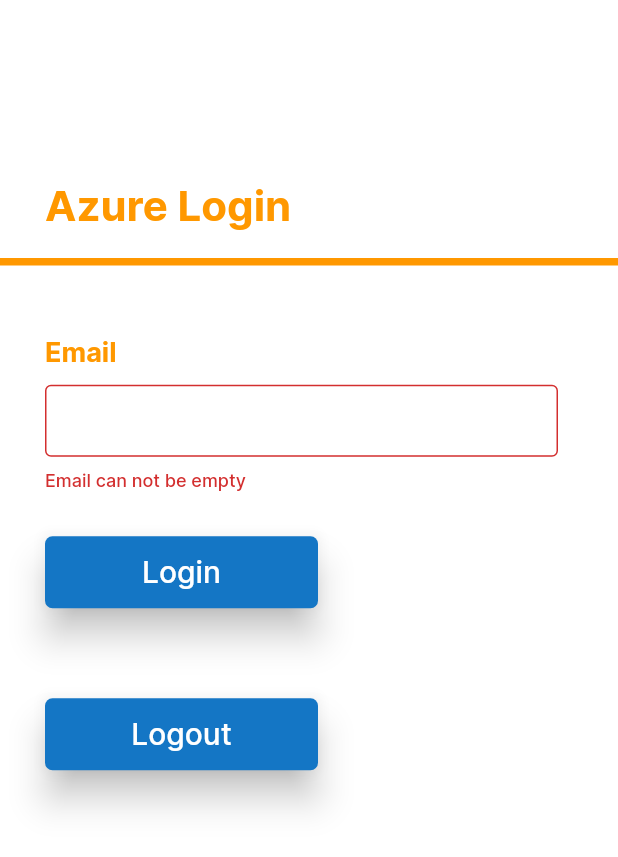
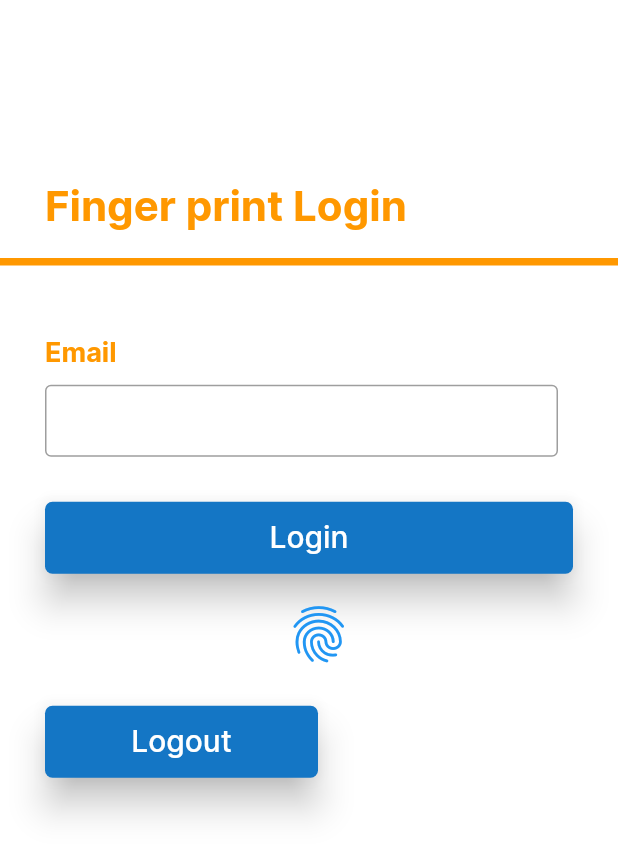
Before and after one commit to Zackcodder/rhapsave, a Flutter app: the SignIn screen opened directly, after a tap on "Login", on a phone screen of 412 x 824 dp. Shown: the top 857 px of the screen. Run offline on Flutter 3.47's test engine with Material 2 defaults, Android fonts, the phone set to English and light mode, and no system bars; our stand-ins replace font_awesome_flutter, local_auth, qr_flutter; missing offline and left inert: aad_oauth, qr_code_scanner.

Commit message:
modified:   .vscode/settings.json 	modified:   android/app/build.gradle 	modified:   android/app/src/main/AndroidManifest.xml 	modified:   android/app/src/main/kotlin/com/example/rhapsave/MainActivity.kt 	modified:   ios/Runner/Info.plist 	modified:   lib/main.dart 	new file:   lib/qrcodegen.dart 	new file:   lib/qrview.dart 	new file:   lib/scanner.dart 	modified:   lib/signin.dart 	modified:   pubspec.lock 	modified:   pubspec.yaml

```diff
--- a/lib/main.dart
+++ b/lib/main.dart
@@ -2,6 +2,7 @@
 
 import 'package:flutter/material.dart';
 import 'package:rhapsave/home.dart';
+import 'package:rhapsave/scanner.dart';
 // My OWn Package
 import 'package:rhapsave/signin.dart';
 
@@ -19,7 +20,7 @@ final navigatorKey = GlobalKey<NavigatorState>();
 class MyApp extends StatelessWidget {
   // final bool autoLogin;
   //this.autoLogin,
-  const MyApp( {Key? key}) : super(key: key);
+  const MyApp({Key? key}) : super(key: key);
 
   @override
   Widget build(BuildContext context) {
@@ -35,7 +36,7 @@ class MyApp extends StatelessWidget {
         ),
         primaryColor: Colors.blue,
       ),
-      home: Authenticate(),
+      home: SignIn(),
       // !autoLogin ? SignIn() : Home(),
       // SignIn(),
 
--- a/lib/signin.dart
+++ b/lib/signin.dart
@@ -2,6 +2,7 @@
 
 import 'dart:convert';
 import 'package:flutter/material.dart';
+import 'package:flutter/services.dart';
 
 // My own package
 
@@ -10,6 +11,8 @@ import 'package:rhapsave/home.dart';
 import 'package:aad_oauth/aad_oauth.dart';
 import 'package:aad_oauth/model/config.dart';
 import 'package:rhapsave/main.dart';
+import 'package:local_auth/local_auth.dart';
+import 'package:rhapsave/scanner.dart';
 
 // final navigatorKey = GlobalKey<NavigatorState>();
 
@@ -144,8 +147,6 @@ class _SignInState extends State<SignIn> {
       // "Authorization": "Bearer",
       "Content-Type": "application/json",
     });
-
-
 
     // print(response.body);
     print(email);
@@ -329,8 +330,8 @@ class _SignInState extends State<SignIn> {
   // //     if (accessToken != null) {
 
   // //     print(accessToken);
-  // //       Navigator.push(
-  // //           context, MaterialPageRoute(builder: (context) => Home()));
+  // Navigator.push(
+  //     context, MaterialPageRoute(builder: (context) => Home()));
   // //       showMessage('Login Successfully');
   // //     } else if (accessToken == null) {
   // //       Navigator.push(
@@ -374,6 +375,171 @@ class _SignInState extends State<SignIn> {
     return exitApp ?? false;
   }
 
+  // late final LocalAuthentication auth;
+  // bool _supportState = false;
+
+  //function to get available thumbprint
+  // Future<void> _getAvailableBiometrics() async {
+  //   List<BiometricType> availableBiometrics =
+  //       await auth.getAvailableBiometrics();
+  //   if (!mounted) {
+  //     return;
+  //   }
+  // }
+
+  // //function to authenticate using finger print
+  // Future<void> _authenticate() async {
+  //   try {
+  //     bool authenticated = await auth.authenticate(
+  //       localizedReason: 'localizedReason',
+  //       options: const AuthenticationOptions(
+  //         stickyAuth: true,
+  //         biometricOnly: true,
+  //       ),
+  //     );
+  //   } on PlatformException catch (e) {
+  //     print(e);
+  //   }
+  // }
+
+  // second code
+  final LocalAuthentication auth = LocalAuthentication();
+  _SupportState _supportState = _SupportState.unknown;
+  bool? _canCheckBiometrics;
+  List<BiometricType>? _availableBiometrics;
+  String _authorized = 'Not Authorized';
+  bool _isAuthenticating = false;
+
+  @override
+  void initState() {
+    super.initState();
+    auth.isDeviceSupported().then(
+          (bool isSupported) => setState(() => _supportState = isSupported
+              ? _SupportState.supported
+              : _SupportState.unsupported),
+        );
+  }
+
+  // Future<void> _checkBiometrics() async {
+  //   late bool canCheckBiometrics;
+  //   try {
+  //     canCheckBiometrics = await auth.canCheckBiometrics;
+  //   } on PlatformException catch (e) {
+  //     canCheckBiometrics = false;
+  //     print(e);
+  //   }
+  //   if (!mounted) {
+  //     return;
+  //   }
+
+  //   setState(() {
+  //     _canCheckBiometrics = canCheckBiometrics;
+  //   });
+  // }
+
+  Future<void> _getAvailableBiometrics() async {
+    late List<BiometricType> availableBiometrics;
+    try {
+      availableBiometrics = await auth.getAvailableBiometrics();
+    } on PlatformException catch (e) {
+      availableBiometrics = <BiometricType>[];
+      print(e);
+    }
+    if (!mounted) {
+      return;
+    }
+
+    setState(() {
+      _availableBiometrics = availableBiometrics;
+    });
+  }
+
+  Future<void> _authenticate() async {
+    bool authenticated = false;
+    try {
+      setState(() {
+        _isAuthenticating = true;
+        _authorized = 'Authenticating';
+        Navigator.push(
+            context, MaterialPageRoute(builder: (context) => Scanner()));
+      });
+      authenticated = await auth.authenticate(
+        localizedReason: 'SignIn with FingerPrint',
+        options:
+            const AuthenticationOptions(stickyAuth: true, biometricOnly: false,),
+      );
+      setState(() {
+        _isAuthenticating = false;
+      });
+    } on PlatformException catch (e) {
+      print(e);
+      setState(() {
+        _isAuthenticating = false;
+        _authorized = 'Error - ${e.message}';
+      });
+      return;
+    }
+    if (!mounted) {
+      return;
+    }
+
+    setState(
+        () => _authorized = authenticated ? 'Authorized' : 'Not Authorized');
+  }
+
+  // Future<void> _authenticateWithBiometrics() async {
+  //   bool authenticated = false;
+  //   try {
+  //     setState(() {
+  //       _isAuthenticating = true;
+  //       _authorized = 'Authenticating';
+  //     });
+  //     authenticated = await auth.authenticate(
+  //       localizedReason:
+  //           'Scan your fingerprint (or face or whatever) to authenticate',
+  //       options: const AuthenticationOptions(
+  //         stickyAuth: true,
+  //         biometricOnly: true,
+  //       ),
+  //     );
+  //     setState(() {
+  //       _isAuthenticating = false;
+  //       _authorized = 'Authenticating';
+  //     });
+  //   } on PlatformException catch (e) {
+  //     print(e);
+  //     setState(() {
+  //       _isAuthenticating = false;
+  //       _authorized = 'Error - ${e.message}';
+  //     });
+  //     return;
+  //   }
+  //   if (!mounted) {
+  //     return;
+  //   }
+
+  //   final String message = authenticated ? 'Authorized' : 'Not Authorized';
+  //   setState(() {
+  //     _authorized = message;
+  //   });
+  // }
+
+  // Future<void> _cancelAuthentication() async {
+  //   await auth.stopAuthentication();
+  //   setState(() => _isAuthenticating = false);
+  // }
+
+  // @override
+  // void initState() {
+  //   super.initState();
+  //   auth = LocalAuthentication();
+  //   auth.isDeviceSupported().then((bool isSupported) {
+  //     setState(() {
+  //       _supportState = isSupported;
+  //     });
+  //   });
+  // }
+
   @override
   Widget build(BuildContext context) {
     return WillPopScope(
@@ -397,7 +563,7 @@ class _SignInState extends State<SignIn> {
                           padding:
                               const EdgeInsets.fromLTRB(30.0, 30.0, 30.0, 10.0),
                           child: Text(
-                            'Azure Login',
+                            'Finger print Login',
                             style: TextStyle(
                                 color: Colors.orange,
                                 fontWeight: FontWeight.bold,
@@ -452,28 +618,26 @@ class _SignInState extends State<SignIn> {
                         ),
 
                         //Signin Button
+                        Column(
+                          crossAxisAlignment: CrossAxisAlignment.center,
+                          children: [
+                            //Login Button
                             Padding(
                               padding: const EdgeInsets.fromLTRB(
-                              30.0, 30.0, 200.0, 30.0),
+                                  30.0, 30.0, 30.0, 10.0),
                               child: Material(
                                 borderRadius: BorderRadius.circular(5.0),
                                 color: Color.fromARGB(255, 20, 118, 197)
                                     .withOpacity(1.0),
                                 elevation: 10.0,
                                 child: MaterialButton(
-                              onPressed: () async {
-                                if (_formKey.currentState!.validate()) {
-                                  signin(
-                                  email: _emailTextController.text,
-                                );
-                                }
-
-                                // login(true);
-                                // Navigator.push(
-                                //     context,
-                                //     MaterialPageRoute(
-                                //         builder: (context) => Home()));
-                              },
+                                  onPressed: _getAvailableBiometrics,
+                                  // ()async {
+                                  // if (_formKey.currentState!.validate()) {
+                                  //   signin(
+                                  //     email: _emailTextController.text,
+                                  //   );
+                                  // },},
                                   minWidth: MediaQuery.of(context).size.width,
                                   child: const Text(
                                     "Login",
@@ -485,6 +649,14 @@ class _SignInState extends State<SignIn> {
                                   ),
                                 ),
                               ),
+                            ),
+                            // Finger Print Button
+                            IconButton(
+                              onPressed: _authenticate,
+                              icon: Icon(Icons.fingerprint_sharp,
+                                  size: 45, color: Colors.blue),
+                            )
+                          ],
                         ),
 
                         //SignOut
@@ -601,6 +773,12 @@ class _SignInState extends State<SignIn> {
       // ),
     );
   }
+}
+
+enum _SupportState {
+  unknown,
+  supported,
+  unsupported,
 }
 
 // First working method
--- a/pubspec.yaml
+++ b/pubspec.yaml
@@ -44,6 +44,9 @@ dependencies:
   http: ^0.13.4
   http_status_code: ^0.0.2
   shared_preferences:
+  local_auth: ^2.1.6
+  qr_code_scanner: ^1.0.1
+  qr_flutter: ^4.1.0
 
 dev_dependencies:
   flutter_test:
```
Also changed, not shown: lib/qrcodegen.dart (added, +55 -0 lines), lib/qrview.dart (added, +185 -0 lines), lib/scanner.dart (added, +43 -0 lines), pubspec.lock, 4 other files. Lines whose indentation alone changed are shown as unchanged.
